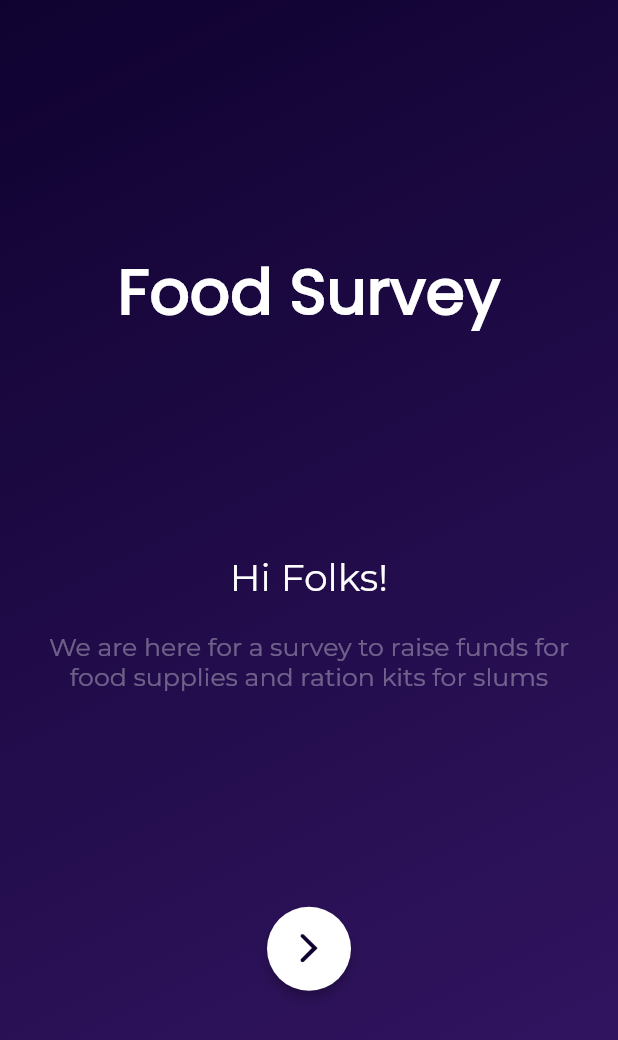
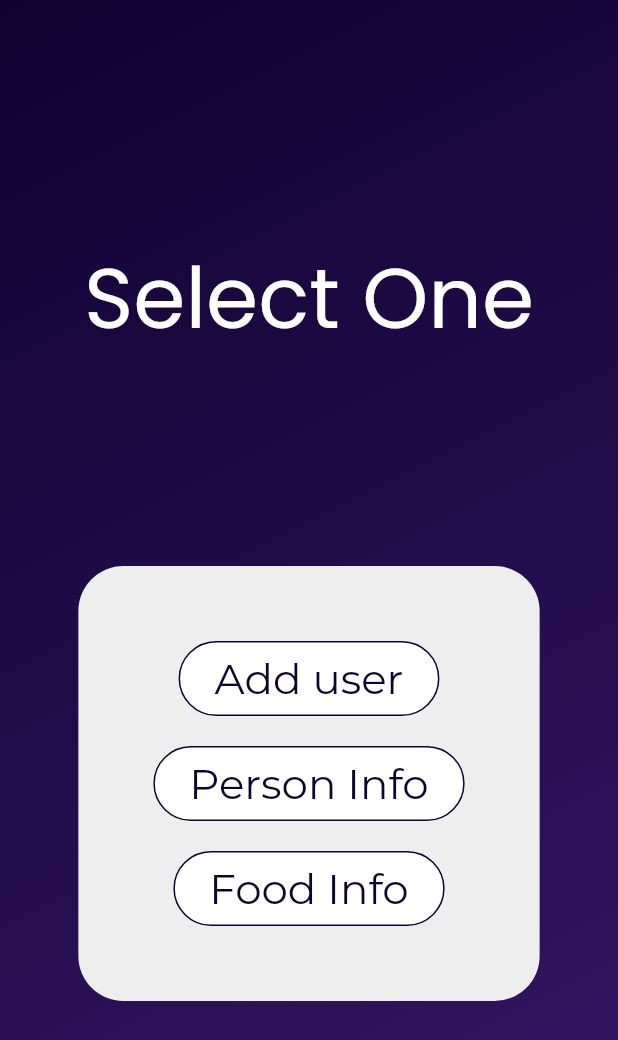
Before and after one commit to VarunSAthreya/Food-Supply-Survey, a Flutter app: the screen it shows after launch, after a tap on an icon or button, on a phone screen of 412 x 824 dp. Shown: the top 1040 px of the screen. Run offline on Flutter 3.47's test engine with Material 2 defaults, Android fonts, the phone set to English and light mode, and no system bars.

Commit message:
added home page

```diff
--- a/lib/main.dart
+++ b/lib/main.dart
@@ -12,10 +12,10 @@ class MyApp extends StatelessWidget {
     return MaterialApp(
       title: 'Flutter Demo',
       theme: ThemeData(
-        primaryColor: Color(0xFF0F0230),
-        accentColor: Color(0xFF361767),
-        backgroundColor: Color(0xFFEEEEEE),
-        fontFamily: "Popins",
+        primaryColor: const Color(0xFF0F0230),
+        accentColor: const Color(0xFF361767),
+        backgroundColor: const Color(0xFFEEEEEE),
+        fontFamily: "Mont",
         visualDensity: VisualDensity.adaptivePlatformDensity,
       ),
       debugShowCheckedModeBanner: false,
--- /dev/null
+++ b/lib/screens/home.dart
@@ -0,0 +1,94 @@
+import 'package:flutter/material.dart';
+
+class HomeScreen extends StatelessWidget {
+  @override
+  Widget build(BuildContext context) {
+    return Scaffold(
+      body: Container(
+        decoration: BoxDecoration(
+          gradient: LinearGradient(
+            begin: Alignment.topLeft,
+            end: Alignment.bottomRight,
+            colors: [
+              Theme.of(context).primaryColor,
+              Theme.of(context).accentColor,
+            ],
+          ),
+        ),
+        alignment: Alignment.center,
+        child: SafeArea(
+          child: Padding(
+            padding: const EdgeInsets.all(20.0),
+            child: Column(
+              mainAxisAlignment: MainAxisAlignment.spaceEvenly,
+              children: [
+                const Text(
+                  'Select One',
+                  textScaleFactor: 4.0,
+                  style: TextStyle(
+                    color: Colors.white,
+                    fontFamily: 'Popins',
+                  ),
+                ),
+                Container(
+                  decoration: BoxDecoration(
+                    color: Theme.of(context).backgroundColor,
+                    borderRadius: BorderRadius.circular(30.0),
+                  ),
+                  child: Padding(
+                    padding: const EdgeInsets.all(50.0),
+                    child: Column(
+                      mainAxisAlignment: MainAxisAlignment.spaceBetween,
+                      children: [
+                        buildNavigoationButton(
+                          context: context,
+                          title: 'Add user',
+                        ),
+                        const SizedBox(
+                          height: 20,
+                        ),
+                        buildNavigoationButton(
+                          context: context,
+                          title: 'Person Info',
+                        ),
+                        const SizedBox(
+                          height: 20,
+                        ),
+                        buildNavigoationButton(
+                          context: context,
+                          title: 'Food Info',
+                        ),
+                      ],
+                    ),
+                  ),
+                ),
+              ],
+            ),
+          ),
+        ),
+      ),
+    );
+  }
+
+  Widget buildNavigoationButton(
+      {BuildContext context, String title, Function onPressed}) {
+    return FlatButton(
+      onPressed: () => onPressed,
+      color: Colors.white,
+      shape: RoundedRectangleBorder(
+        borderRadius: BorderRadius.circular(30.0),
+        side: BorderSide(color: Theme.of(context).primaryColor),
+      ),
+      child: Padding(
+        padding: const EdgeInsets.all(8.0),
+        child: Text(
+          title,
+          textScaleFactor: 2.0,
+          style: TextStyle(
+            color: Theme.of(context).primaryColor,
+          ),
+        ),
+      ),
+    );
+  }
+}
--- a/lib/screens/intro.dart
+++ b/lib/screens/intro.dart
@@ -1,5 +1,6 @@
 import 'package:flutter/cupertino.dart';
 import 'package:flutter/material.dart';
+import 'package:gs_covid19_food_supply_easy/screens/home.dart';
 
 class IntroScreen extends StatelessWidget {
   @override
@@ -29,6 +30,7 @@ class IntroScreen extends StatelessWidget {
                   style: TextStyle(
                     color: Colors.white,
                     fontWeight: FontWeight.bold,
+                    fontFamily: 'Popins',
                   ),
                 ),
                 Column(
@@ -38,7 +40,6 @@ class IntroScreen extends StatelessWidget {
                       textScaleFactor: 1.8,
                       style: TextStyle(
                         color: Colors.white,
-                        fontFamily: 'Mont',
                       ),
                     ),
                     const SizedBox(
@@ -50,21 +51,23 @@ class IntroScreen extends StatelessWidget {
                       textAlign: TextAlign.center,
                       style: TextStyle(
                         color: Colors.white.withOpacity(0.35),
-                        fontFamily: 'Mont',
                       ),
                     ),
                   ],
                 ),
                 FloatingActionButton(
-                  onPressed: () {},
+                  onPressed: () {
+                    Navigator.push(context,
+                        MaterialPageRoute(builder: (context) => HomeScreen()));
+                  },
+                  backgroundColor: Colors.white,
+                  splashColor: Theme.of(context).accentColor.withOpacity(0.8),
+                  elevation: 3,
                   child: Icon(
                     CupertinoIcons.forward,
                     color: Theme.of(context).primaryColor,
                     size: 30,
                   ),
-                  backgroundColor: Colors.white,
-                  splashColor: Theme.of(context).accentColor.withOpacity(0.8),
-                  elevation: 3,
                 )
               ],
             ),
```
